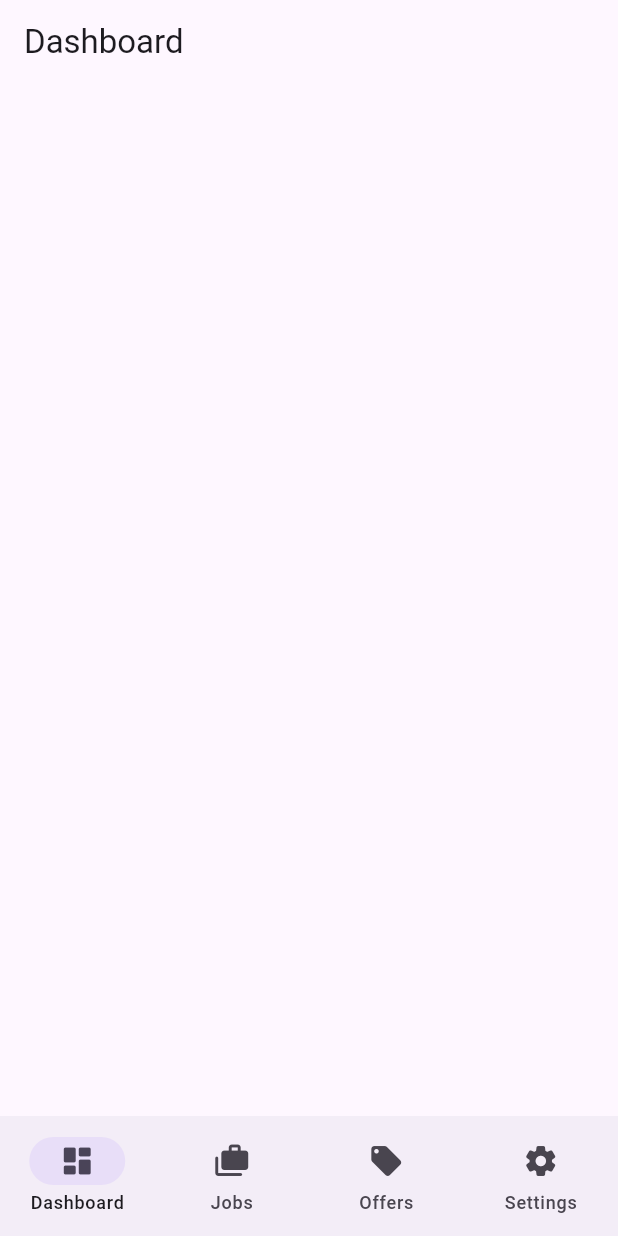
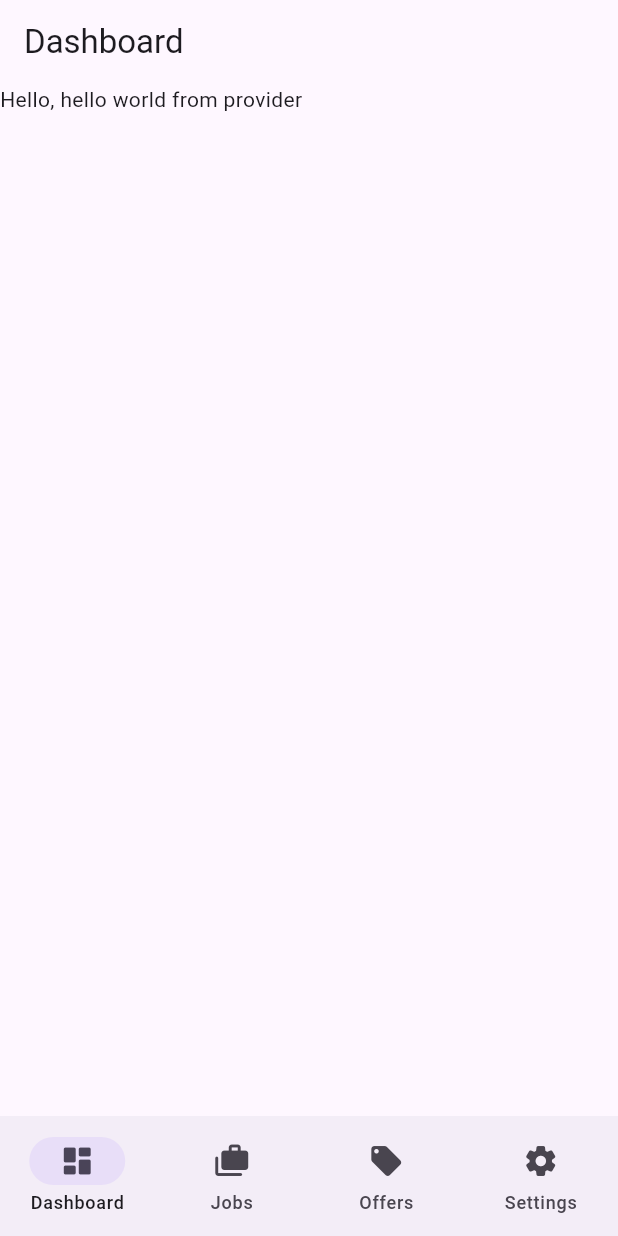
Before and after one commit to unitip/mobile, a Flutter app: the screen it shows after launch, on a phone screen of 412 x 824 dp. Run offline on Flutter 3.47's test engine with Material 3 defaults, Android fonts, the phone set to English and light mode, and no system bars; our stand-ins replace auto_route, hooks_riverpod, riverpod_annotation; generated files the repository leaves out were written again.

Commit message:
feat: test provider

```diff
--- /dev/null
+++ b/lib/core/providers/provider.dart
@@ -0,0 +1,9 @@
+import 'package:hooks_riverpod/hooks_riverpod.dart';
+import 'package:riverpod_annotation/riverpod_annotation.dart';
+
+part 'provider.g.dart';
+
+@riverpod
+String helloWorld(Ref ref) {
+  return 'hello world from provider';
+}
--- a/lib/presentation/pages/home/subpages/dashboard.dart
+++ b/lib/presentation/pages/home/subpages/dashboard.dart
@@ -1,16 +1,24 @@
 import 'package:auto_route/auto_route.dart';
 import 'package:flutter/material.dart';
 import 'package:hooks_riverpod/hooks_riverpod.dart';
+import 'package:unitip/core/providers/provider.dart';
 
 @RoutePage()
 class HomeDashboardScreen extends HookConsumerWidget {
   const HomeDashboardScreen({super.key});
   @override
   Widget build(BuildContext context, WidgetRef ref) {
+    final helloWorld = ref.read(helloWorldProvider);
+
     return Scaffold(
       appBar: AppBar(
         title: Text('Dashboard'),
       ),
+      body: Column(
+        children: [
+          Text('Hello, $helloWorld'),
+        ],
+      ),
     );
   }
 }
```
Also changed, not shown: lib/main.dart (+6 -1 lines), lib/core/providers/provider.g.dart (added).
